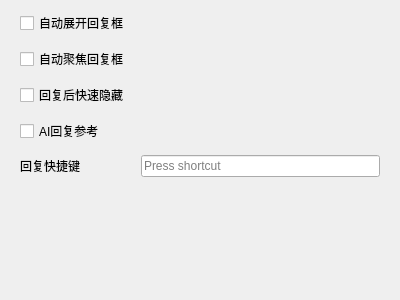
The window that widgets/settings/replywidget.ui (iwxyi/CatlikeQQ) describes before a commit, drawn with Qt 5.
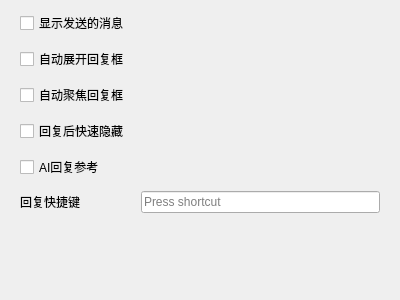
The same window after the commit.

Commit message: 支持显示自己发送的消息

```diff
--- a/widgets/settings/replywidget.ui
+++ b/widgets/settings/replywidget.ui
@@ -25,10 +25,28 @@
      <property name="spacing">
       <number>12</number>
      </property>
-     <item row="4" column="1">
+     <item row="5" column="0">
+      <widget class="QLabel" name="label">
+       <property name="toolTip">
+        <string>快速打开最新消息的回复框
+注意：会忽略按下快捷键前一瞬间收到的消息，回复x毫秒之前的最新消息</string>
+       </property>
+       <property name="text">
+        <string>回复快捷键</string>
+       </property>
+      </widget>
+     </item>
+     <item row="4" column="0">
+      <widget class="QCheckBox" name="AIReplyCheck">
+       <property name="text">
+        <string>AI回复参考</string>
+       </property>
+      </widget>
+     </item>
+     <item row="5" column="1">
       <widget class="QKeySequenceEdit" name="replyKeyEdit"/>
      </item>
-     <item row="2" column="0">
+     <item row="3" column="0">
       <widget class="QCheckBox" name="closeAfterReplyCheck">
        <property name="toolTip">
         <string>回复消息后快速隐藏，等待时间等同于失去焦点后保留显示的时长。
@@ -39,14 +57,14 @@
        </property>
       </widget>
      </item>
-     <item row="0" column="0">
+     <item row="1" column="0">
       <widget class="QCheckBox" name="autoShowReplyCheck">
        <property name="text">
         <string>自动展开回复框</string>
        </property>
       </widget>
      </item>
-     <item row="1" column="0">
+     <item row="2" column="0">
       <widget class="QCheckBox" name="autoFocusReplyCheck">
        <property name="toolTip">
         <string>鼠标移入通知时，自动聚集焦点至回复消息的输入框。
@@ -58,21 +76,14 @@
        </property>
       </widget>
      </item>
-     <item row="4" column="0">
-      <widget class="QLabel" name="label">
+     <item row="0" column="0">
+      <widget class="QCheckBox" name="showMySendCheck">
        <property name="toolTip">
         <string>快速打开最新消息的回复框
 注意：会忽略按下快捷键前一瞬间收到的消息，回复x毫秒之前的最新消息</string>
        </property>
        <property name="text">
-        <string>回复快捷键</string>
-       </property>
-      </widget>
-     </item>
-     <item row="3" column="0">
-      <widget class="QCheckBox" name="AIReplyCheck">
-       <property name="text">
-        <string>AI回复参考</string>
+        <string>显示发送的消息</string>
        </property>
       </widget>
      </item>
```
Left out of the diff: 4 changed lines with no effect on the pictures. The commit also changes 11 other files.
